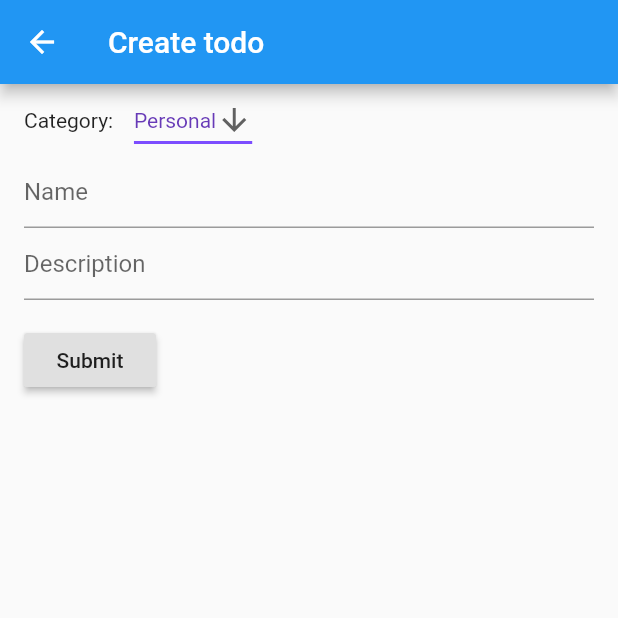
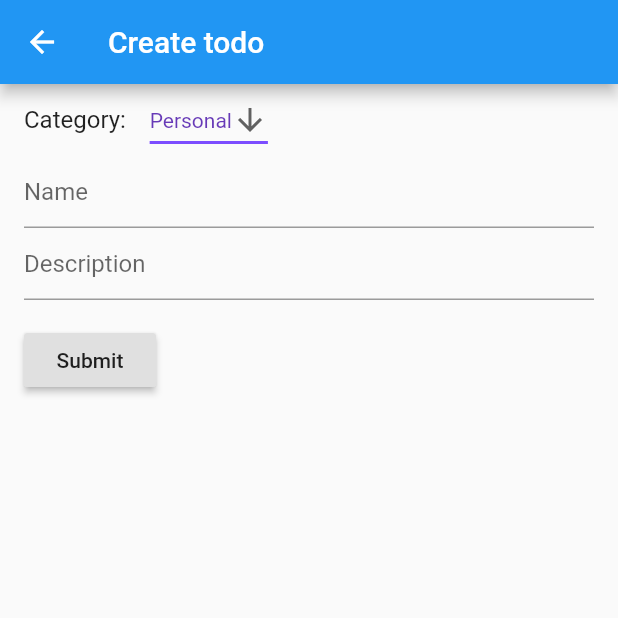
Before and after one commit to natanportilho/task-manager, a Flutter app: the CreateTodoPage screen opened directly, on a phone screen of 412 x 824 dp, the top half of it. Run offline on Flutter 3.47's test engine with Material 2 defaults, Android fonts, the phone set to English and light mode, and no system bars.

Commit message:
Moving DropdownButton into method

```diff
--- a/lib/widgets/category_dropdown.dart
+++ b/lib/widgets/category_dropdown.dart
@@ -18,8 +18,14 @@ class _CategoryDropdownState extends State<CategoryDropdown> {
         Provider.of<CategoryDropdownProvider>(context);
     return Row(
       children: <Widget>[
-        Text('Category:    '),
-        DropdownButton<String>(
+        Text('Category:    ', style: TextStyle(fontSize: 16.0),),
+        buildDropdownButton(categoryDropdownProvider),
+      ],
+    );
+  }
+
+  DropdownButton<String> buildDropdownButton(CategoryDropdownProvider categoryDropdownProvider) {
+    return DropdownButton<String>(
         value: categoryDropdownProvider.category,
         icon: Icon(Icons.arrow_downward),
         iconSize: 24,
@@ -39,8 +45,6 @@ class _CategoryDropdownState extends State<CategoryDropdown> {
             child: Text(value),
           );
         }).toList(),
-        ),
-      ],
       );
   }
 }
```
Lines whose indentation alone changed are shown as unchanged.
